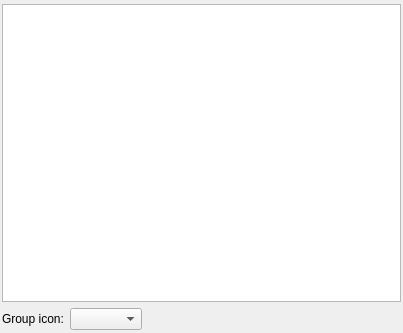
Before: the Qt Designer form dictgroupwidget.ui in goldendict/goldendict, drawn with Qt 5.
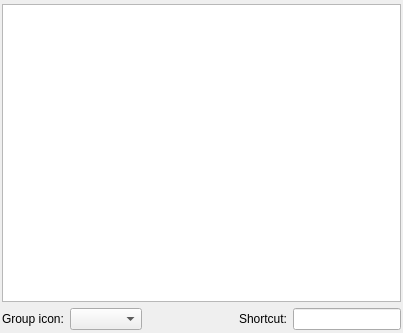
After: the same form once the commit is applied. Custom widgets are drawn as their Qt base class.

Commit message: Allow assigning keyboard shortcuts to the groups for fast switching.

```diff
--- a/dictgroupwidget.ui
+++ b/dictgroupwidget.ui
@@ -54,6 +54,16 @@
        </property>
       </spacer>
      </item>
+     <item>
+      <widget class="QLabel" name="label_2">
+       <property name="text">
+        <string>Shortcut:</string>
+       </property>
+      </widget>
+     </item>
+     <item>
+      <widget class="HotKeyEdit" name="shortcut"/>
+     </item>
     </layout>
    </item>
   </layout>
@@ -64,6 +74,11 @@
    <extends>QListWidget</extends>
    <header>groups_widgets.hh</header>
   </customwidget>
+  <customwidget>
+   <class>HotKeyEdit</class>
+   <extends>QLineEdit</extends>
+   <header>hotkeyedit.hh</header>
+  </customwidget>
  </customwidgets>
  <resources/>
  <connections/>
```
The commit also changes 7 other files.
